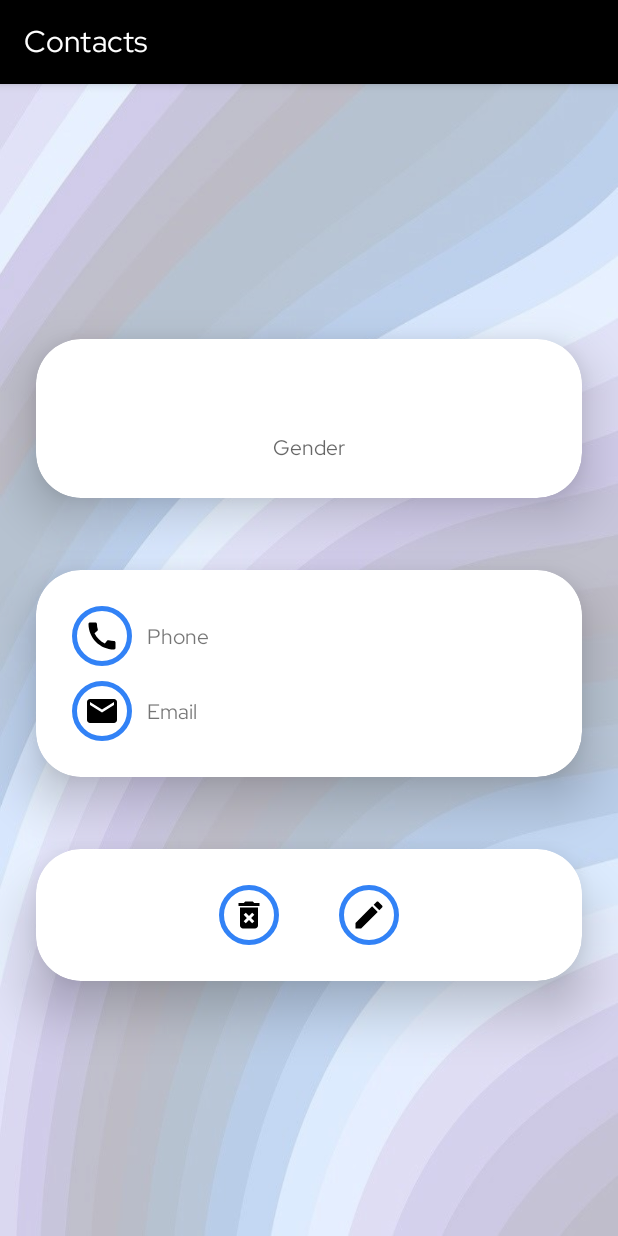
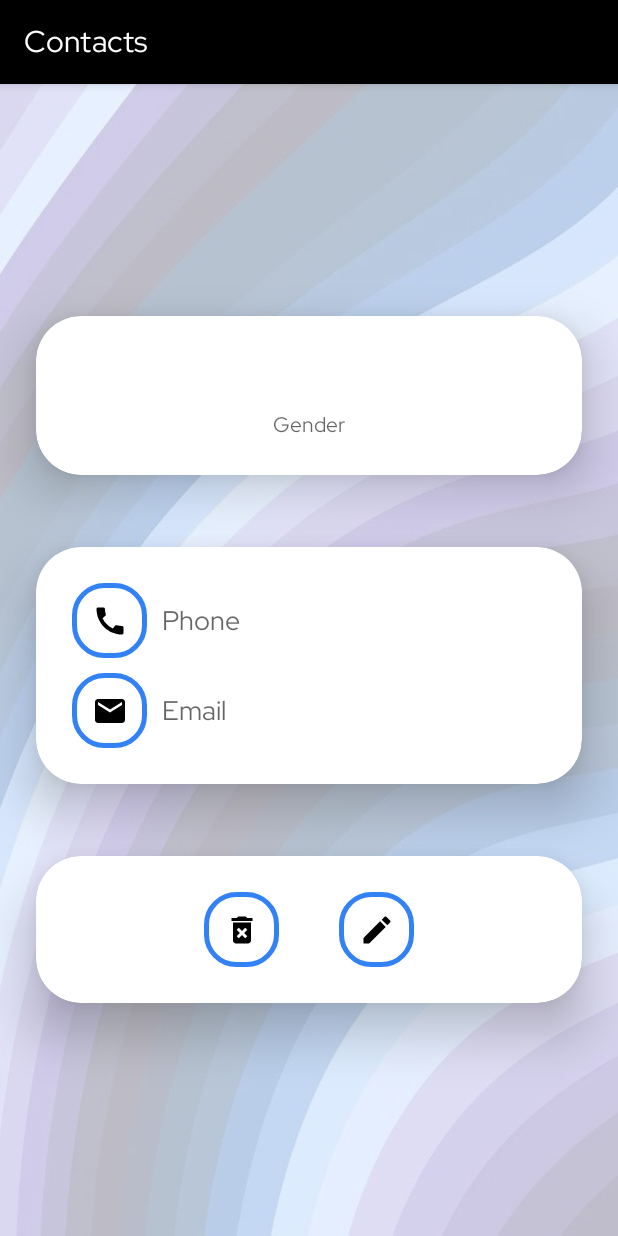
Before and after one commit to LuciaHeredia/ContactsApp, an Android app: the ContactInfoFragment screen opened through its navigation route, on a phone screen of 412 x 824 dp. Run offline under Robolectric (Android 15) with nearby library versions, the light colour scheme and no system bars; our stand-ins replace Room's generated code.

Commit message:
cInfo changes

```diff
--- a/app/src/main/res/layout/fragment_contact_info.xml
+++ b/app/src/main/res/layout/fragment_contact_info.xml
@@ -87,8 +87,8 @@
                 android:orientation="horizontal">
                 <ImageButton
                     android:id="@+id/btn_call"
-                    android:layout_width="40dp"
-                    android:layout_height="40dp"
+                    android:layout_width="50dp"
+                    android:layout_height="50dp"
                     android:layout_marginEnd="10dp"
                     android:layout_gravity="center"
                     android:background="@drawable/custom_edit_text"
@@ -103,7 +103,7 @@
                     android:maxLines="1"
                     android:text="@string/phone"
                     android:textIsSelectable="true"
-                    android:textAppearance="@style/TextAppearance.AppCompat.Small" />
+                    android:textAppearance="@style/TextAppearance.AppCompat.Medium" />
             </LinearLayout>
 
             <LinearLayout
@@ -113,22 +113,22 @@
                 android:orientation="horizontal">
                 <ImageButton
                     android:id="@+id/btn_mail"
-                    android:layout_width="40dp"
-                    android:layout_height="40dp"
+                    android:layout_width="50dp"
+                    android:layout_height="50dp"
                     android:layout_marginEnd="10dp"
                     android:layout_gravity="center"
                     android:background="@drawable/custom_edit_text"
-                    android:contentDescription="@string/phone"
+                    android:contentDescription="@string/email"
                     android:src="@drawable/ic_mail" />
                 <TextView
                     android:id="@+id/tv_c_info_email"
                     android:layout_width="wrap_content"
                     android:layout_height="wrap_content"
                     android:layout_gravity="center"
-                    android:maxLines="2"
+                    android:maxLines="3"
                     android:text="@string/email"
                     android:textIsSelectable="true"
-                    android:textAppearance="@style/TextAppearance.AppCompat.Small" />
+                    android:textAppearance="@style/TextAppearance.AppCompat.Medium" />
             </LinearLayout>
         </LinearLayout>
 
@@ -149,18 +149,20 @@
             android:gravity="center"
             android:padding="24dp"
             android:orientation="horizontal">
+
             <ImageButton
                 android:id="@+id/delete_btn"
-                android:layout_width="40dp"
-                android:layout_height="40dp"
-                android:src="@drawable/ic_delete"
+                android:layout_width="50dp"
+                android:layout_height="50dp"
                 android:layout_marginEnd="40dp"
                 android:background="@drawable/custom_edit_text"
-                android:contentDescription="@string/delete" />
+                android:contentDescription="@string/delete"
+                android:src="@drawable/ic_delete" />
+
             <ImageButton
                 android:id="@+id/edit_btn"
-                android:layout_width="40dp"
-                android:layout_height="40dp"
+                android:layout_width="50dp"
+                android:layout_height="50dp"
                 android:src="@drawable/ic_edit"
                 android:background="@drawable/custom_edit_text"
                 android:contentDescription="@string/edit" />
```
